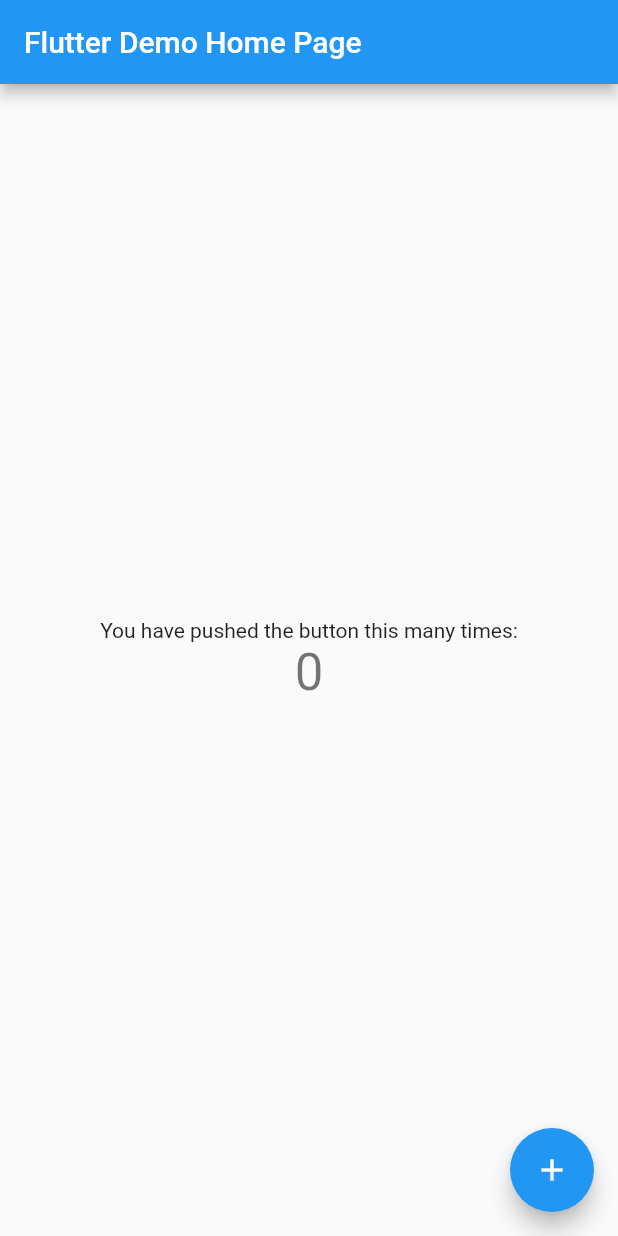
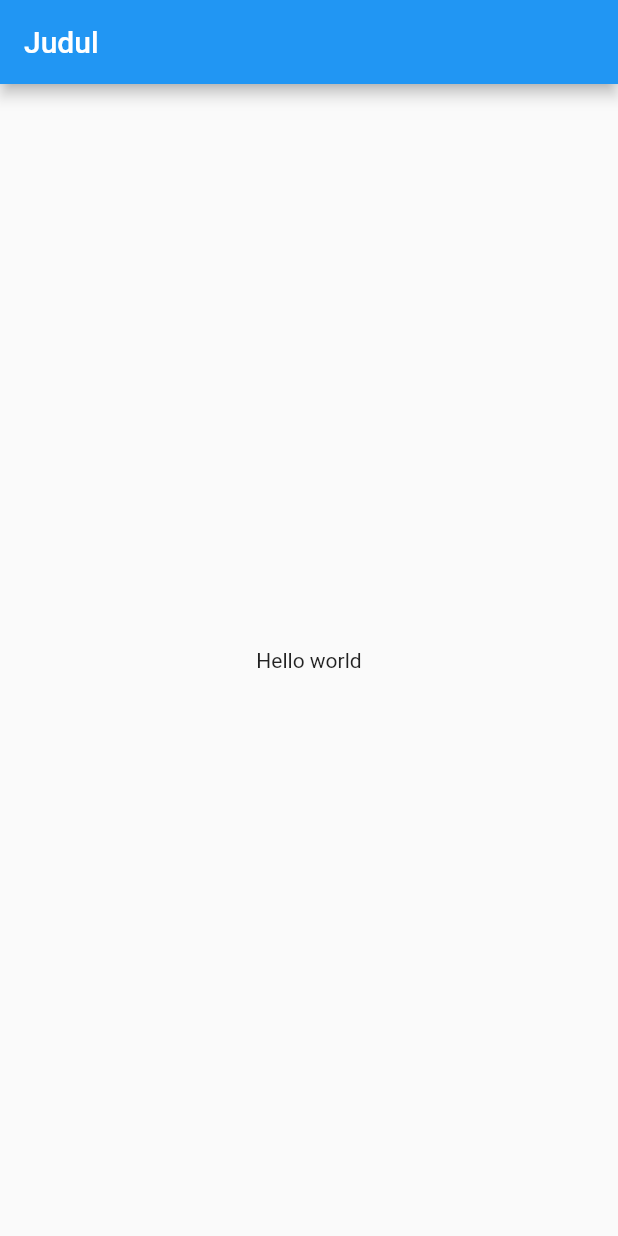
Before and after one commit to Universitas-Dutabangsa-Surakarta/rpm_kanband_board, a Flutter app: the screen it shows after launch, on a phone screen of 412 x 824 dp. Run offline on Flutter 3.47's test engine with Material 2 defaults, Android fonts, the phone set to English and light mode, and no system bars.

Commit message:
membuat hello world

```diff
--- a/lib/main.dart
+++ b/lib/main.dart
@@ -7,109 +7,26 @@ void main() {
 class MyApp extends StatelessWidget {
   const MyApp({Key? key}) : super(key: key);
 
-  // This widget is the root of your application.
   @override
   Widget build(BuildContext context) {
     return MaterialApp(
       title: 'Flutter Demo',
       theme: ThemeData(
-        // This is the theme of your application.
-        //
-        // Try running your application with "flutter run". You'll see the
-        // application has a blue toolbar. Then, without quitting the app, try
-        // changing the primarySwatch below to Colors.green and then invoke
-        // "hot reload" (press "r" in the console where you ran "flutter run",
-        // or simply save your changes to "hot reload" in a Flutter IDE).
-        // Notice that the counter didn't reset back to zero; the application
-        // is not restarted.
         primarySwatch: Colors.blue,
       ),
-      home: const MyHomePage(title: 'Flutter Demo Home Page'),
+      home: const MyHomePage(),
     );
   }
 }
 
-class MyHomePage extends StatefulWidget {
-  const MyHomePage({Key? key, required this.title}) : super(key: key);
-
-  // This widget is the home page of your application. It is stateful, meaning
-  // that it has a State object (defined below) that contains fields that affect
-  // how it looks.
-
-  // This class is the configuration for the state. It holds the values (in this
-  // case the title) provided by the parent (in this case the App widget) and
-  // used by the build method of the State. Fields in a Widget subclass are
-  // always marked "final".
-
-  final String title;
-
-  @override
-  State<MyHomePage> createState() => _MyHomePageState();
-}
-
-class _MyHomePageState extends State<MyHomePage> {
-  int _counter = 0;
-
-  void _incrementCounter() {
-    setState(() {
-      // This call to setState tells the Flutter framework that something has
-      // changed in this State, which causes it to rerun the build method below
-      // so that the display can reflect the updated values. If we changed
-      // _counter without calling setState(), then the build method would not be
-      // called again, and so nothing would appear to happen.
-      _counter++;
-    });
-  }
+class MyHomePage extends StatelessWidget {
+  const MyHomePage({Key? key}) : super(key: key);
 
   @override
   Widget build(BuildContext context) {
-    // This method is rerun every time setState is called, for instance as done
-    // by the _incrementCounter method above.
-    //
-    // The Flutter framework has been optimized to make rerunning build methods
-    // fast, so that you can just rebuild anything that needs updating rather
-    // than having to individually change instances of widgets.
     return Scaffold(
-      appBar: AppBar(
-        // Here we take the value from the MyHomePage object that was created by
-        // the App.build method, and use it to set our appbar title.
-        title: Text(widget.title),
-      ),
-      body: Center(
-        // Center is a layout widget. It takes a single child and positions it
-        // in the middle of the parent.
-        child: Column(
-          // Column is also a layout widget. It takes a list of children and
-          // arranges them vertically. By default, it sizes itself to fit its
-          // children horizontally, and tries to be as tall as its parent.
-          //
-          // Invoke "debug painting" (press "p" in the console, choose the
-          // "Toggle Debug Paint" action from the Flutter Inspector in Android
-          // Studio, or the "Toggle Debug Paint" command in Visual Studio Code)
-          // to see the wireframe for each widget.
-          //
-          // Column has various properties to control how it sizes itself and
-          // how it positions its children. Here we use mainAxisAlignment to
-          // center the children vertically; the main axis here is the vertical
-          // axis because Columns are vertical (the cross axis would be
-          // horizontal).
-          mainAxisAlignment: MainAxisAlignment.center,
-          children: <Widget>[
-            const Text(
-              'You have pushed the button this many times:',
-            ),
-            Text(
-              '$_counter',
-              style: Theme.of(context).textTheme.headline4,
-            ),
-          ],
-        ),
-      ),
-      floatingActionButton: FloatingActionButton(
-        onPressed: _incrementCounter,
-        tooltip: 'Increment',
-        child: const Icon(Icons.add),
-      ), // This trailing comma makes auto-formatting nicer for build methods.
+      appBar: AppBar(title: Text('Judul')),
+      body: Center(child: Text('Hello world')),
     );
   }
 }
```
